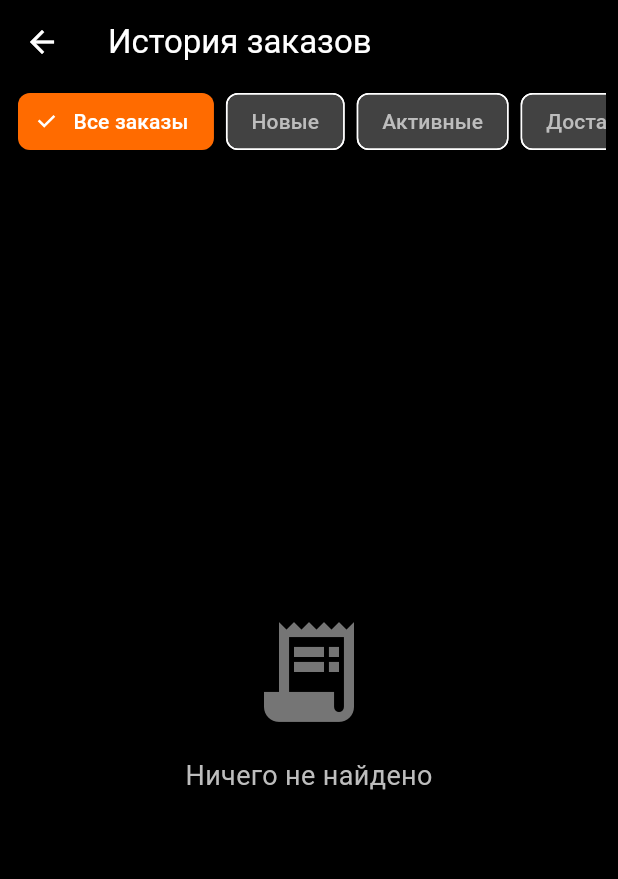
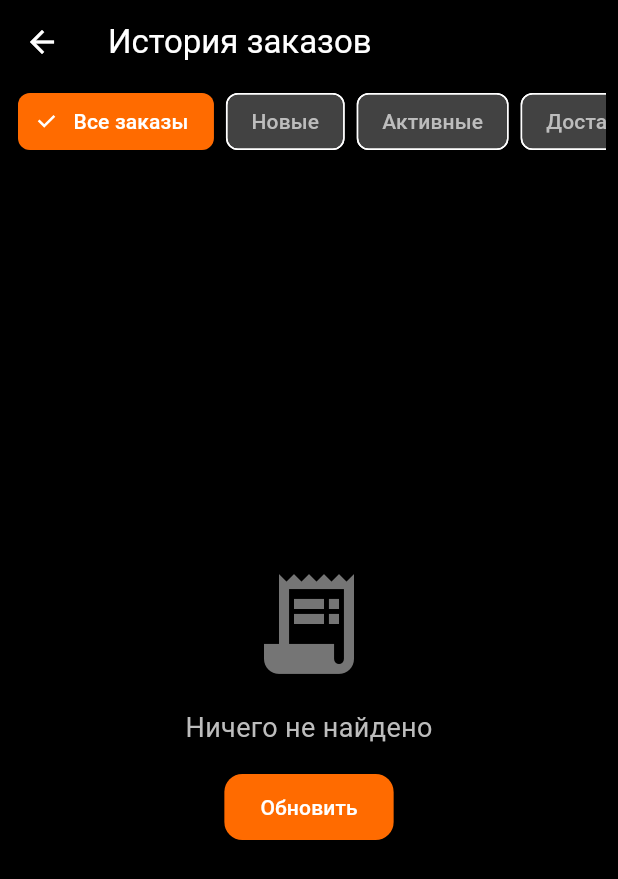
Before and after one commit to buranovt2025-jpg/video-marketplace-app, a Flutter app: the OrderHistoryScreen screen opened directly, on a phone screen of 412 x 824 dp. Shown: the top 879 px of the screen. Run offline on Flutter 3.47's test engine with Material 3 defaults, Android fonts, the phone set to English and light mode, and no system bars; our stand-ins replace cached_network_image, cloud_firestore, firebase_auth, firebase_core, firebase_messaging, firebase_storage and 10 more; missing offline and left inert: mobile_scanner, video_compress; accounts and stored records are empty; network calls fail.

Commit message:
Fix critical bugs: order creation (int conversion + timeout), orders page (fetch on load + pull-to-refresh), order ID display
Co-Authored-By: Timur Buranov <buranovt2025@gmail.com>

```diff
--- a/lib/controllers/cart_controller.dart
+++ b/lib/controllers/cart_controller.dart
@@ -22,7 +22,7 @@ class CartItem {
   double get total => price * quantity;
 
   Map<String, dynamic> toOrderItem() => {
-    'product_id': productId,
+    'product_id': int.tryParse(productId) ?? 0,
     'quantity': quantity,
     'price': price,
   };
--- a/lib/controllers/marketplace_controller.dart
+++ b/lib/controllers/marketplace_controller.dart
@@ -386,6 +386,7 @@ class MarketplaceController extends GetxController {
     required double deliveryLatitude,
     required double deliveryLongitude,
     String? notes,
+    String paymentMethod = 'cash',
   }) async {
     try {
       isLoading.value = true;
@@ -398,6 +399,7 @@ class MarketplaceController extends GetxController {
         deliveryLatitude: deliveryLatitude,
         deliveryLongitude: deliveryLongitude,
         notes: notes,
+        paymentMethod: paymentMethod,
       );
 
       orders.insert(0, order);
--- a/lib/views/screens/buyer/checkout_screen.dart
+++ b/lib/views/screens/buyer/checkout_screen.dart
@@ -792,6 +792,7 @@ class _CheckoutScreenState extends State<CheckoutScreen> {
         deliveryLatitude: _latitude,
         deliveryLongitude: _longitude,
         notes: _notesController.text.isNotEmpty ? _notesController.text : null,
+        paymentMethod: _selectedPaymentMethod.name,
       );
 
       if (order != null) {
--- a/lib/views/screens/buyer/order_history_screen.dart
+++ b/lib/views/screens/buyer/order_history_screen.dart
@@ -14,8 +14,21 @@ class OrderHistoryScreen extends StatefulWidget {
 class _OrderHistoryScreenState extends State<OrderHistoryScreen> {
   final MarketplaceController _controller = Get.find<MarketplaceController>();
   String _selectedFilter = 'all';
+  bool _isLoading = true;
 
   final List<String> _filters = ['all', 'pending', 'accepted', 'in_delivery', 'delivered', 'cancelled'];
+
+  @override
+  void initState() {
+    super.initState();
+    _loadOrders();
+  }
+
+  Future<void> _loadOrders() async {
+    setState(() => _isLoading = true);
+    await _controller.fetchOrders();
+    setState(() => _isLoading = false);
+  }
 
   String _getFilterLabel(String filter) {
     switch (filter) {
@@ -204,7 +217,9 @@ class _OrderHistoryScreenState extends State<OrderHistoryScreen> {
 
           // Orders list
           Expanded(
-            child: Obx(() {
+            child: _isLoading
+                ? const Center(child: CircularProgressIndicator())
+                : Obx(() {
                     final orders = _filteredOrders;
 
                     if (orders.isEmpty) {
@@ -218,18 +233,27 @@ class _OrderHistoryScreenState extends State<OrderHistoryScreen> {
                               'no_results'.tr,
                               style: TextStyle(color: Colors.grey[400], fontSize: 18),
                             ),
+                            const SizedBox(height: 16),
+                            ElevatedButton(
+                              onPressed: _loadOrders,
+                              style: ElevatedButton.styleFrom(backgroundColor: primaryColor),
+                              child: const Text('Обновить'),
+                            ),
                           ],
                         ),
                       );
                     }
 
-              return ListView.builder(
+                    return RefreshIndicator(
+                      onRefresh: _loadOrders,
+                      child: ListView.builder(
                         padding: const EdgeInsets.all(16),
                         itemCount: orders.length,
                         itemBuilder: (context, index) {
                           final order = orders[index];
                           return _buildOrderCard(order);
                         },
+                      ),
                     );
                   }),
           ),
@@ -256,7 +280,7 @@ class _OrderHistoryScreenState extends State<OrderHistoryScreen> {
               mainAxisAlignment: MainAxisAlignment.spaceBetween,
               children: [
                 Text(
-                  'Заказ #${order['id']?.substring(0, 8) ?? ''}',
+                  'Заказ #${order['id'] ?? ''}',
                   style: const TextStyle(
                     color: Colors.white,
                     fontWeight: FontWeight.bold,
@@ -284,7 +308,7 @@ class _OrderHistoryScreenState extends State<OrderHistoryScreen> {
               children: [
                 const SizedBox(height: 8),
                 Text(
-                  '${order['total']?.toStringAsFixed(0) ?? '0'} сум',
+                  '${(order['total_amount'] ?? order['total'] ?? 0).toStringAsFixed(0)} сум',
                   style: const TextStyle(
                     color: primaryColor,
                     fontSize: 18,
```
Also changed, not shown: lib/services/api_service.dart (+26 -2 lines). Lines whose indentation alone changed are shown as unchanged.
